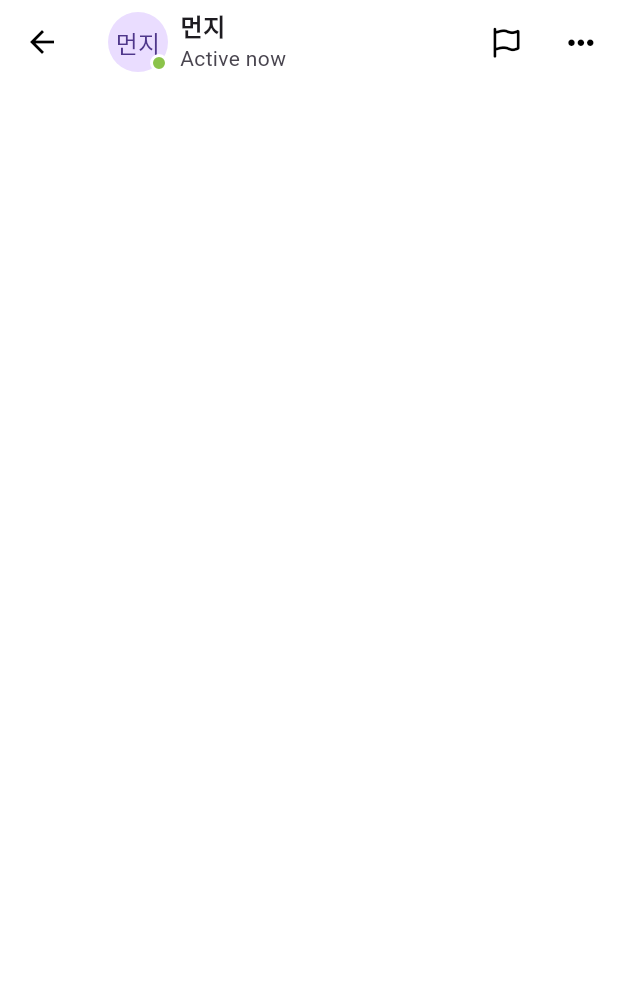
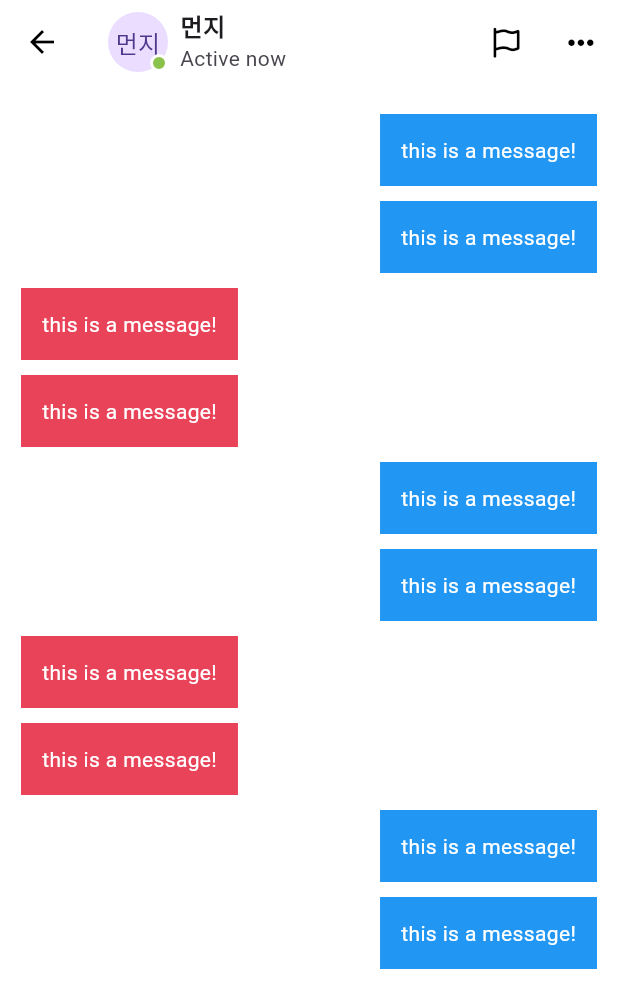
Before and after one commit to GoofyWorld/tiktok_cloning, a Flutter app: the ChatDetailScreen screen opened directly, on a phone screen of 412 x 824 dp. Shown: the top 1008 px of the screen. Run offline on Flutter 3.47's test engine with Material 3 defaults, Android fonts, the phone set to English and light mode, and no system bars; our stand-ins replace font_awesome_flutter, video_player, visibility_detector.

Commit message:
231213 nomad

```diff
--- a/lib/features/inbox/chat_detail_screen.dart
+++ b/lib/features/inbox/chat_detail_screen.dart
@@ -69,6 +69,43 @@ class _ChatDetailScreenState extends State<ChatDetailScreen> {
           ),
         ),
       ),
+      body: Stack(
+        children: [
+          ListView.separated(
+            padding: const EdgeInsets.symmetric(
+              vertical: Sizes.size20,
+              horizontal: Sizes.size14,
+            ),
+            itemBuilder: (context, index) {
+              final isMine = index & 2 == 0;
+              return Row(
+                mainAxisSize: MainAxisSize.min,
+                mainAxisAlignment:
+                    isMine ? MainAxisAlignment.end : MainAxisAlignment.start,
+                children: [
+                  Container(
+                    padding: const EdgeInsets.all(
+                      Sizes.size14,
+                    ),
+                    decoration: BoxDecoration(
+                      color:
+                          isMine ? Colors.blue : Theme.of(context).primaryColor,
+                    ),
+                    child: const Text(
+                      "this is a message!",
+                      style: TextStyle(
+                        color: Colors.white,
+                      ),
+                    ),
+                  ),
+                ],
+              );
+            },
+            separatorBuilder: (context, index) => Gaps.v10,
+            itemCount: 10,
+          ),
+        ],
+      ),
     );
   }
 }
--- a/lib/features/main_navigation/main_navigation_screen.dart
+++ b/lib/features/main_navigation/main_navigation_screen.dart
@@ -6,6 +6,7 @@ import 'package:tiktok_clone/features/discover/discover_screen.dart';
 import 'package:tiktok_clone/features/inbox/inbox_screen.dart';
 import 'package:tiktok_clone/features/main_navigation/widgets/nav_tab.dart';
 import 'package:tiktok_clone/features/main_navigation/widgets/post_video_button.dart';
+import 'package:tiktok_clone/features/users/user_profile_screen.dart';
 import 'package:tiktok_clone/features/videos/video_timeline_screen.dart';
 
 class MainNavigationScreen extends StatefulWidget {
@@ -16,7 +17,7 @@ class MainNavigationScreen extends StatefulWidget {
 }
 
 class _MainNavigationScreenState extends State<MainNavigationScreen> {
-  int _selectedIndex = 3;
+  int _selectedIndex = 4;
 
   void _onTap(int index) {
     setState(() {
@@ -59,7 +60,7 @@ class _MainNavigationScreenState extends State<MainNavigationScreen> {
           ),
           Offstage(
             offstage: _selectedIndex != 4,
-            child: Container(),
+            child: const UserProfileScreen(),
           ),
         ],
       ),
--- a/lib/main.dart
+++ b/lib/main.dart
@@ -1,7 +1,7 @@
 import 'package:flutter/material.dart';
 import 'package:tiktok_clone/constants/sizes.dart';
 // import 'package:tiktok_clone/features/inbox/activity_screen.dart';
-import 'package:tiktok_clone/features/main_navigation/main_navigation_screen.dart';
+// import 'package:tiktok_clone/features/main_navigation/main_navigation_screen.dart';
 
 void main() {
   runApp(const TikTokApp());
@@ -35,7 +35,7 @@ class TikTokApp extends StatelessWidget {
         ),
         useMaterial3: true,
       ),
-      home: const MainNavigationScreen(),
+      home: const CustomScrollView(),
     );
   }
 }
```
Also changed, not shown: lib/features/users/user_profile_screen.dart (added, +31 -0 lines).
